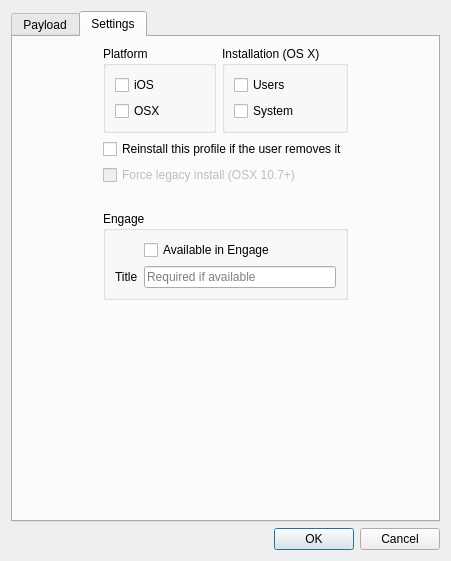
Old version of the form FWAdminLib/ProfileAttributesEditor.ui in the repository fw-dev/translations.
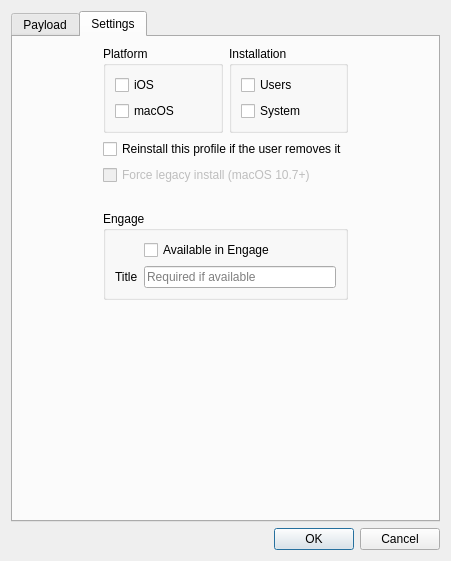
New version of the form. The open tabs and pages were chosen to show the change.

The edit to the form file:
```diff
--- a/FWAdminLib/ProfileAttributesEditor.ui
+++ b/FWAdminLib/ProfileAttributesEditor.ui
@@ -224,7 +224,7 @@
        <item row="0" column="2">
         <widget class="QGroupBox" name="installationBox">
          <property name="title">
-          <string>Installation (OS X)</string>
+          <string>Installation</string>
          </property>
          <layout class="QVBoxLayout" name="verticalLayout_3">
           <item>
@@ -272,7 +272,7 @@
              <string>Allow this profile to be installed on OS X machines</string>
             </property>
             <property name="text">
-             <string>OSX</string>
+             <string>macOS</string>
             </property>
            </widget>
           </item>
@@ -314,7 +314,7 @@
           <bool>false</bool>
          </property>
          <property name="text">
-          <string>Force legacy install (OSX 10.7+)</string>
+          <string>Force legacy install (macOS 10.7+)</string>
          </property>
         </widget>
        </item>
```
Left out of the diff: 18 changed lines with no effect on the pictures.
